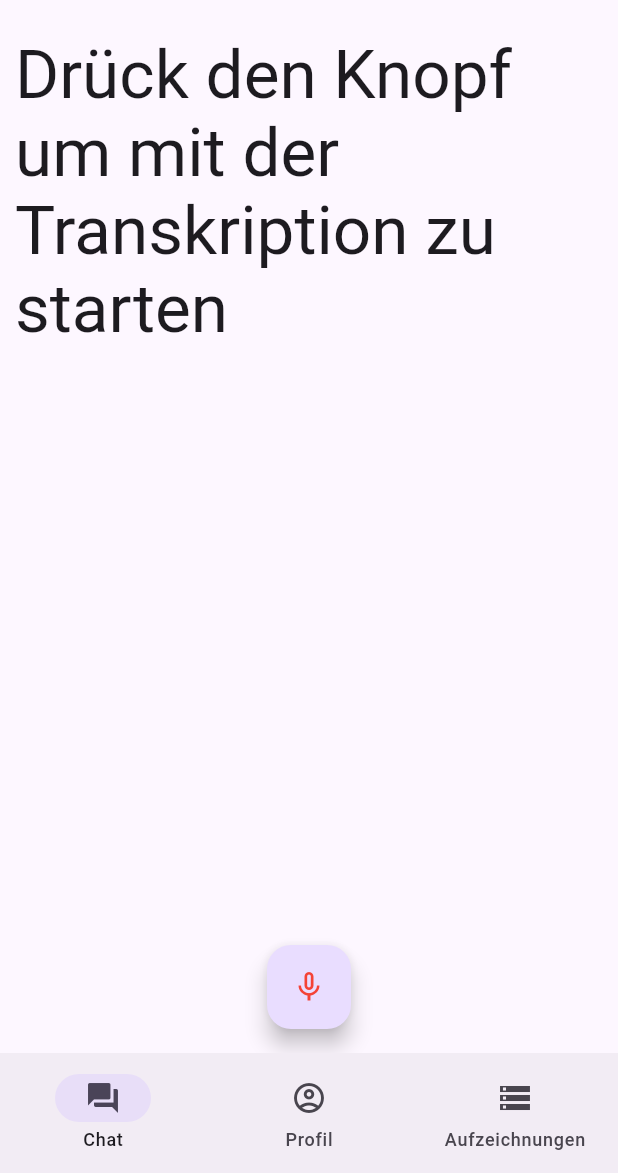
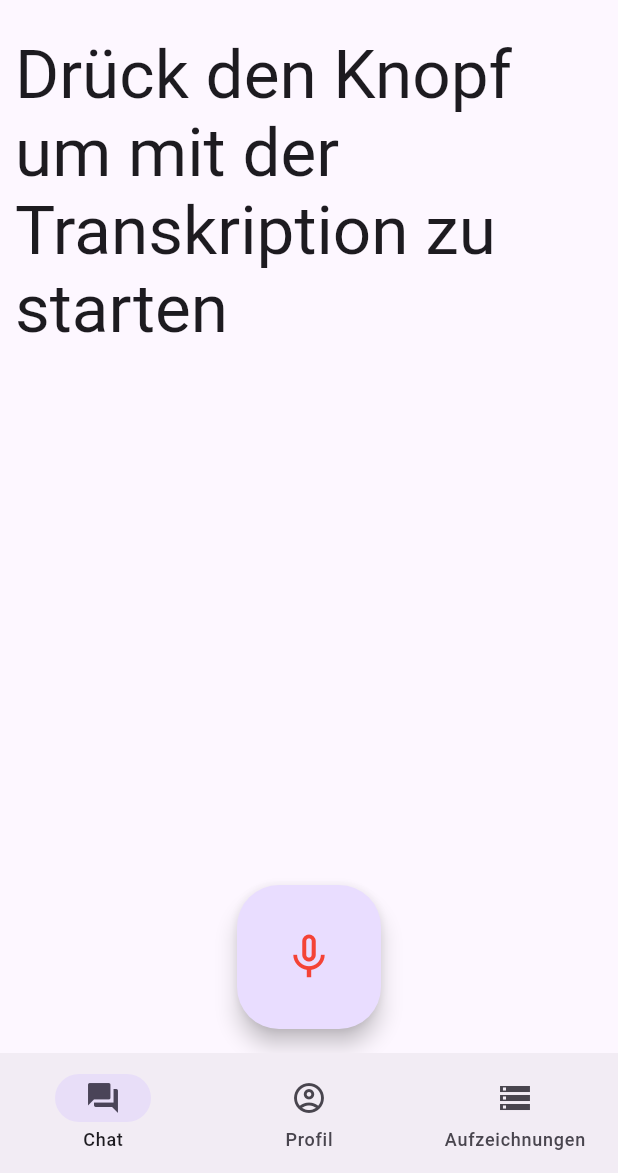
Before and after one commit to kevin123george/medTalk, a Flutter app: the screen it shows after launch, on a phone screen of 412 x 824 dp, the part 63-1236 px from its top. Run offline on Flutter 3.47's test engine with Material 2 defaults, Android fonts, the phone set to English and light mode, and no system bars; our stand-ins replace get_storage, speech_to_text, sqflite, syncfusion_flutter_sliders; missing offline and left inert: syncfusion_flutter_core; accounts and stored records are empty.

Commit message:
updated floting action button size

```diff
--- a/lib/screens/speech_to_text_screen.dart
+++ b/lib/screens/speech_to_text_screen.dart
@@ -41,7 +41,7 @@ class _SpeechToTextScreenState extends State<SpeechToTextScreen> {
             ),
           ),
         ),
-        floatingActionButton: FloatingActionButton(
+        floatingActionButton: FloatingActionButton.large(
           onPressed: () async {
             var available = await speechToText.initialize();
             if (available) {
```
